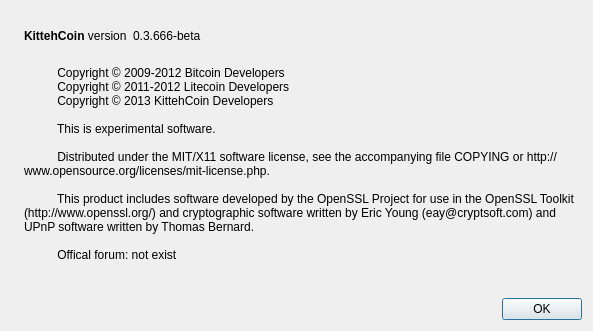
Qt form src/qt/forms/aboutdialog.ui (fj31216/kittehcoin) before a commit.
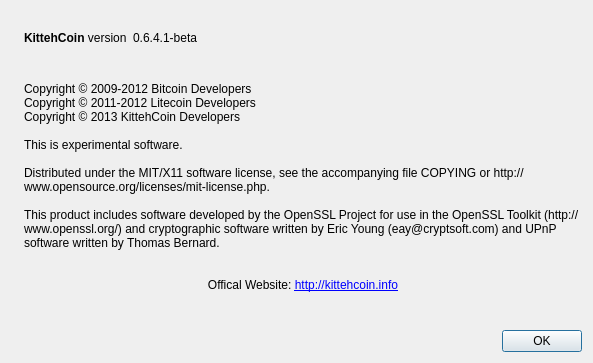
The same form after that commit. Icons and pictures are not drawn.

Commit message:
Cleaned up about screens, fixed splash screen
Cleaned up about pages from snip snoop. Updated version number in about.ui file, updated splash screen.

```diff
--- a/src/qt/forms/aboutdialog.ui
+++ b/src/qt/forms/aboutdialog.ui
@@ -7,7 +7,7 @@
     <x>0</x>
     <y>0</y>
     <width>593</width>
-    <height>331</height>
+    <height>363</height>
    </rect>
   </property>
   <property name="windowTitle">
@@ -63,7 +63,7 @@
           <cursorShape>IBeamCursor</cursorShape>
          </property>
          <property name="text">
-          <string notr="true">0.3.666-beta</string>
+          <string notr="true">0.6.4.1-beta</string>
          </property>
          <property name="textFormat">
           <enum>Qt::RichText</enum>
@@ -94,19 +94,7 @@
         <cursorShape>IBeamCursor</cursorShape>
        </property>
        <property name="text">
-        <string>
-          Copyright © 2009-2012 Bitcoin Developers
-          Copyright © 2011-2012 Litecoin Developers
-          Copyright © 2013 KittehCoin Developers
-
-          This is experimental software.
-
-          Distributed under the MIT/X11 software license, see the accompanying file COPYING or http://www.opensource.org/licenses/mit-license.php.
-
-          This product includes software developed by the OpenSSL Project for use in the OpenSSL Toolkit (http://www.openssl.org/) and cryptographic software written by Eric Young (eay@cryptsoft.com) and UPnP software written by Thomas Bernard.
-
-          Offical forum: not exist
-        </string>
+        <string>&lt;html&gt;&lt;head/&gt;&lt;body&gt;&lt;br/&gt;&lt;br&gt;Copyright © 2009-2012 Bitcoin Developers&lt;br&gt;          Copyright © 2011-2012 Litecoin Developers&lt;br&gt;          Copyright © 2013 KittehCoin Developers&lt;br/&gt;&lt;br&gt;This is experimental software.&lt;br/&gt;&lt;br&gt;Distributed under the MIT/X11 software license, see the accompanying file COPYING or http://www.opensource.org/licenses/mit-license.php.&lt;br/&gt;&lt;br&gt;This product includes software developed by the OpenSSL Project for use in the OpenSSL Toolkit (http://www.openssl.org/) and cryptographic software written by Eric Young (eay@cryptsoft.com) and UPnP software written by Thomas Bernard.&lt;br/&gt;&lt;br&gt;&lt;center&gt;Offical Website: &lt;a href=&quot;http://kittehcoin.info&quot;&gt;&lt;span style=&quot; text-decoration: underline; color:#0000ff;&quot;&gt;http://kittehcoin.info&lt;/span&gt;&lt;/a&gt;&lt;center&gt;&lt;/body&gt;&lt;/html&gt;</string>
        </property>
        <property name="wordWrap">
         <bool>true</bool>
```
Left out of the diff: 6 changed lines with no effect on the pictures. The commit also changes 5 other files.
